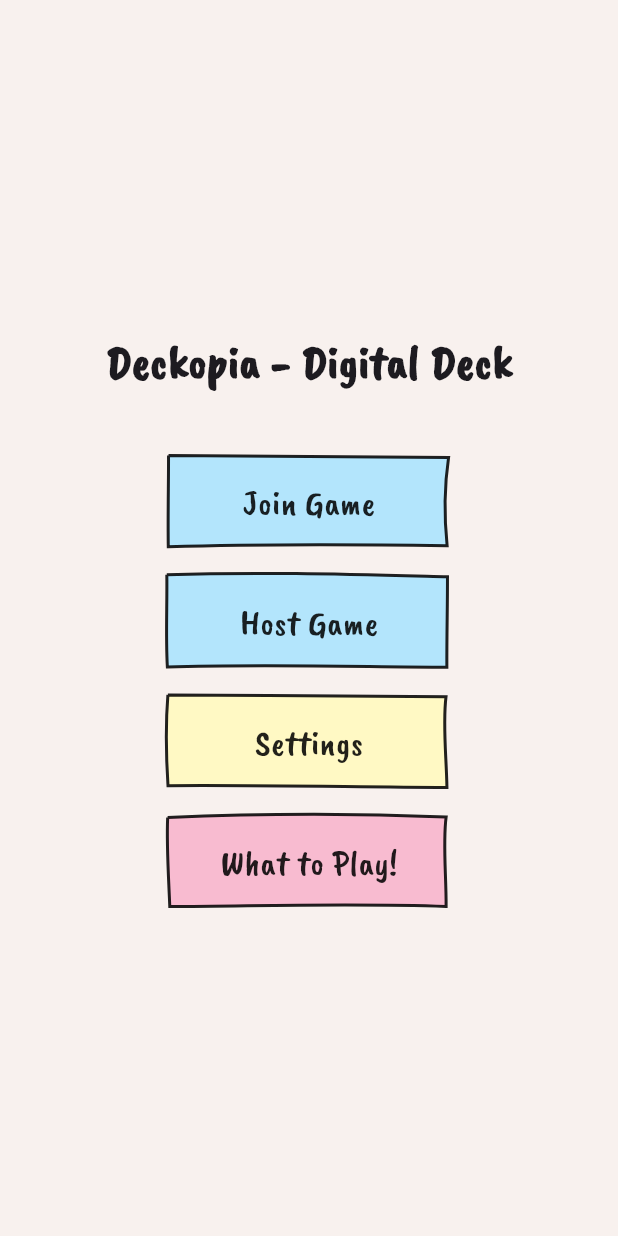
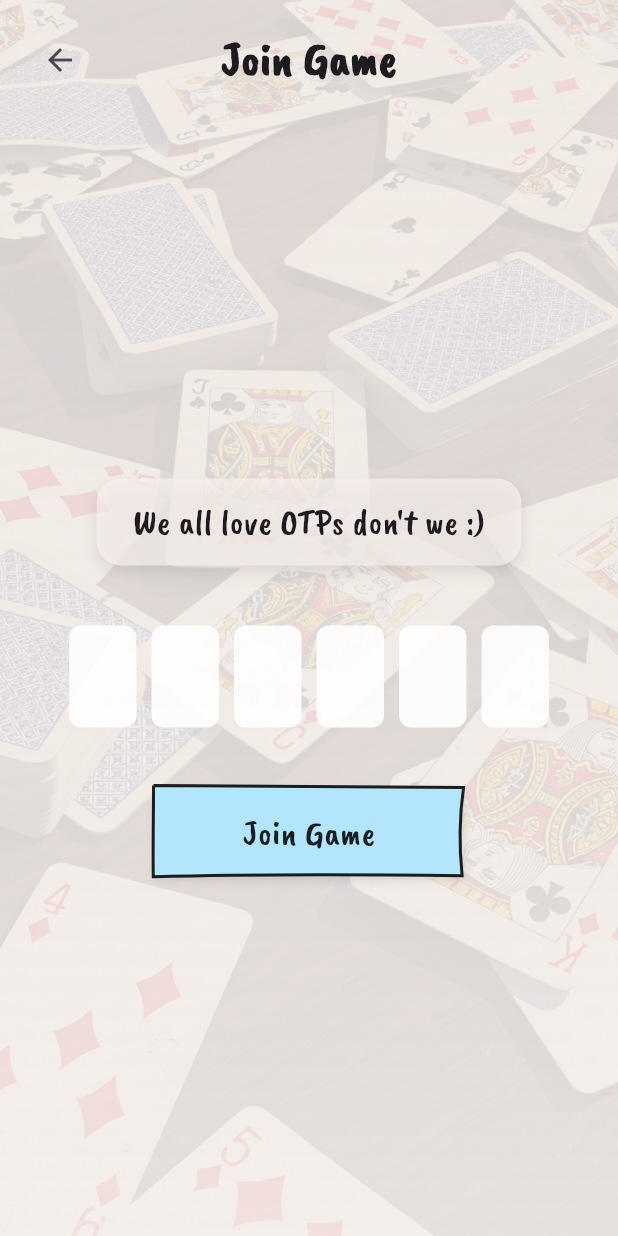
Before and after one commit to karthik24iyer/deckopia, a Flutter app: the screen it shows after launch, after a tap on "Join Game", on a phone screen of 412 x 824 dp. Run offline on Flutter 3.47's test engine with Material 3 defaults, Android fonts, the phone set to English and light mode, and no system bars.

Commit message:
Created JoinGame flows, updated BG etc

```diff
--- a/lib/helper/card_decoration.dart
+++ b/lib/helper/card_decoration.dart
@@ -71,7 +71,7 @@ class CardDecorationBuilder {
     borderRadius: BorderRadius.circular(borderRadius),
     image: DecorationImage(
       image: AssetImage(
-        isRed ? 'assets/red_pattern.png' : 'assets/black_pattern.png',
+        isRed ? 'assets/images/red_pattern.png' : 'assets/images/black_pattern.png',
       ),
       opacity: patternOpacity,
       fit: BoxFit.cover,
--- /dev/null
+++ b/lib/helper/shared_background_page_route.dart
@@ -0,0 +1,18 @@
+import 'package:flutter/material.dart';
+
+class SharedBackgroundPageRoute extends PageRouteBuilder {
+  final Widget child;
+
+  SharedBackgroundPageRoute({required this.child})
+      : super(
+    pageBuilder: (context, animation, secondaryAnimation) => child,
+    transitionsBuilder: (context, animation, secondaryAnimation, child) {
+      return FadeTransition(
+        opacity: animation,
+        child: child,
+      );
+    },
+    transitionDuration: const Duration(milliseconds: 400),
+    reverseTransitionDuration: const Duration(milliseconds: 400),
+  );
+}
--- a/lib/main.dart
+++ b/lib/main.dart
@@ -1,4 +1,5 @@
-import 'package:deckopia/page/Board.dart';
+import 'package:deckopia/page/board.dart';
+import 'package:deckopia/page/join_game.dart';
 import 'package:deckopia/page/settings.dart';
 import 'package:deckopia/util/config_provider.dart';
 import 'package:flutter/material.dart';
@@ -31,12 +32,12 @@ class MyApp extends StatelessWidget {
         title: config.app.title,
         theme: ThemeData(
           primaryColor: config.app.theme.primaryColor,
-          scaffoldBackgroundColor: config.app.theme.backgroundColor,
+          scaffoldBackgroundColor: Colors.transparent,
         ),
         home: const HomePage(),
         routes: {
-          '/game-selection': (context) => const GameSelectionScreen(),
-          '/game-builder': (context) => const GameBuilderScreen(),
+          '/host-game': (context) => const GameSelectionScreen(),
+          '/join-game': (context) => const JoinGameScreen(),
           '/settings': (context) => const SettingsScreen(),
           '/board': (context) => const BoardScreen(),
         },
@@ -44,3 +45,6 @@ class MyApp extends StatelessWidget {
     );
   }
 }
+
+
+// () => Navigator.pushNamed(context, '/board'),
--- /dev/null
+++ b/lib/models/sketchy_button.dart
@@ -0,0 +1,64 @@
+import 'package:flutter/material.dart';
+import 'package:deckopia/util/config_provider.dart';
+import 'package:deckopia/helper/sketchy_button_painter.dart';
+
+class SketchyButton extends StatelessWidget {
+  final String text;
+  final Color color;
+  final VoidCallback? onPressed;
+  final int seed;
+  final double? width;
+  final double height;
+  final bool isLoading;
+
+  const SketchyButton({
+    Key? key,
+    required this.text,
+    required this.color,
+    required this.onPressed,
+    required this.seed,
+    this.width,
+    this.height = 60,
+    this.isLoading = false,
+  }) : super(key: key);
+
+  @override
+  Widget build(BuildContext context) {
+    final appConfig = context.appConfig;
+
+    return Container(
+      width: width,
+      height: height,
+      decoration: BoxDecoration(
+        boxShadow: [
+          BoxShadow(
+            color: Colors.black.withOpacity(0.1),
+            blurRadius: 4,
+            offset: const Offset(0, 2),
+          ),
+        ],
+      ),
+      child: CustomPaint(
+        painter: SketchyButtonPainter(color, seed),
+        child: Material(
+          color: Colors.transparent,
+          child: InkWell(
+            onTap: isLoading ? null : onPressed,
+            child: Center(
+              child: isLoading
+                  ? const CircularProgressIndicator()
+                  : Text(
+                text,
+                style: TextStyle(
+                  fontSize: appConfig.theme.fonts.buttonTextSize,
+                  color: Colors.black87,
+                  fontFamily: appConfig.theme.fonts.fontFamily,
+                ),
+              ),
+            ),
+          ),
+        ),
+      ),
+    );
+  }
+}
--- a/lib/page/homepage.dart
+++ b/lib/page/homepage.dart
@@ -1,7 +1,9 @@
+import 'package:flutter/material.dart';
 import 'package:deckopia/util/config_provider.dart';
-import 'package:flutter/material.dart';
+import 'package:deckopia/helper/shared_background_page_route.dart';
 
-import '../helper/sketchy_button_painter.dart';
+import '../models/sketchy_button.dart';
+import 'join_game.dart';
 
 class HomePage extends StatelessWidget {
   const HomePage({Key? key}) : super(key: key);
@@ -12,13 +14,68 @@ class HomePage extends StatelessWidget {
 
     return Scaffold(
       backgroundColor: appConfig.theme.backgroundColor,
-      body: Container(
+      body: Stack(
+        children: [
+          // Background Image
+          Positioned.fill(
+            child: ShaderMask(
+              shaderCallback: (Rect bounds) {
+                return LinearGradient(
+                  begin: Alignment.topCenter,
+                  end: Alignment.bottomCenter,
+                  colors: [
+                    Colors.white.withOpacity(0.7),
+                    Colors.white.withOpacity(0.3),
+                  ],
+                ).createShader(bounds);
+              },
+              blendMode: BlendMode.dstIn,
+              child: Image.asset(
+                'assets/images/home_background.png',
+                fit: BoxFit.cover,
+              ),
+            ),
+          ),
+          // Semi-transparent overlay
+          Positioned.fill(
+            child: Container(
+              decoration: BoxDecoration(
+                color: appConfig.theme.backgroundColor.withOpacity(0.85),
+                gradient: LinearGradient(
+                  begin: Alignment.topCenter,
+                  end: Alignment.bottomCenter,
+                  colors: [
+                    appConfig.theme.backgroundColor.withOpacity(0.95),
+                    appConfig.theme.backgroundColor.withOpacity(0.8),
+                  ],
+                ),
+              ),
+            ),
+          ),
+          // Content
+          Container(
             padding: const EdgeInsets.all(20.0),
             child: Center(
               child: Column(
                 mainAxisAlignment: MainAxisAlignment.center,
                 children: [
-              Text(
+                  Container(
+                    padding: const EdgeInsets.symmetric(
+                      horizontal: 24,
+                      vertical: 12,
+                    ),
+                    decoration: BoxDecoration(
+                      color: appConfig.theme.backgroundColor.withOpacity(0.7),
+                      borderRadius: BorderRadius.circular(16),
+                      boxShadow: [
+                        BoxShadow(
+                          color: Colors.black.withOpacity(0.1),
+                          blurRadius: 8,
+                          offset: const Offset(0, 4),
+                        ),
+                      ],
+                    ),
+                    child: Text(
                       'Deckopia - Digital Deck',
                       style: TextStyle(
                         fontSize: appConfig.theme.fonts.titleSize,
@@ -26,80 +83,57 @@ class HomePage extends StatelessWidget {
                         fontFamily: appConfig.theme.fonts.fontFamily,
                       ),
                     ),
+                  ),
                   const SizedBox(height: 40),
-              _buildSketchyButton(
-                context,
-                'Join Game',
-                Colors.lightBlue.shade100,
-                    () => print('Join Game pressed'),
-                1,
+                  LayoutBuilder(
+                    builder: (context, constraints) => Column(
+                      children: [
+                        SketchyButton(
+                          text: 'Join Game',
+                          color: Colors.lightBlue.shade100,
+                          onPressed: () {
+                            Navigator.of(context).push(
+                              SharedBackgroundPageRoute(
+                                child: const JoinGameScreen(),
+                              ),
+                            );
+                          },
+                          seed: 1,
+                          width: constraints.maxWidth / 2,
                         ),
                         const SizedBox(height: 20),
-              _buildSketchyButton(
-                context,
-                'Host Game',
-                Colors.lightBlue.shade100,
-                    () => print('Host Game pressed'),
-                2,
+                        SketchyButton(
+                          text: 'Host Game',
+                          color: Colors.lightBlue.shade100,
+                          onPressed: () => print('Host Game pressed'),
+                          seed: 2,
+                          width: constraints.maxWidth / 2,
                         ),
                         const SizedBox(height: 20),
-              _buildSketchyButton(
-                context,
-                'Settings',
-                Colors.yellow.shade100,
-                    () => print('Settings pressed'),
-                3,
+                        SketchyButton(
+                          text: 'Settings',
+                          color: Colors.yellow.shade100,
+                          onPressed: () => print('Settings pressed'),
+                          seed: 3,
+                          width: constraints.maxWidth / 2,
                         ),
                         const SizedBox(height: 20),
-              _buildSketchyButton(
-                context,
-                'What to Play!',
-                Colors.pink.shade100,
-                    () => Navigator.pushNamed(context, '/board'),
-                4,
+                        SketchyButton(
+                          text: 'What to Play!',
+                          color: Colors.pink.shade100,
+                          onPressed: () => Navigator.pushNamed(context, '/board'),
+                          seed: 4,
+                          width: constraints.maxWidth / 2,
+                        ),
+                      ],
+                    ),
                   ),
                 ],
               ),
             ),
           ),
-    );
-  }
-
-  Widget _buildSketchyButton(
-      BuildContext context,
-      String text,
-      Color color,
-      VoidCallback onPressed,
-      int seed,
-      ) {
-    final appConfig = context.appConfig;
-
-    return LayoutBuilder(
-      builder: (BuildContext context, BoxConstraints constraints) {
-        return SizedBox(
-          width: constraints.maxWidth/2,
-          height: 60,
-          child: CustomPaint(
-            painter: SketchyButtonPainter(color, seed),
-            child: Material(
-              color: Colors.transparent,
-              child: InkWell(
-                onTap: onPressed,
-                child: Center(
-                  child: Text(
-                    text,
-                    style: TextStyle(
-                      fontSize: appConfig.theme.fonts.buttonTextSize,
-                      color: Colors.black87,
-                      fontFamily: appConfig.theme.fonts.fontFamily,
+        ],
       ),
-                  ),
-                ),
-              ),
-            ),
-          ),
-        );
-      },
     );
   }
 }
--- /dev/null
+++ b/lib/page/join_game.dart
@@ -0,0 +1,275 @@
+import 'package:flutter/material.dart';
+import 'package:flutter/services.dart';
+import 'package:deckopia/util/config_provider.dart';
+import '../helper/otp_error_dialog.dart';
+import '../helper/sketchy_button_painter.dart';
+import '../models/sketchy_button.dart';
+import '../service/game_service.dart';
+
+class JoinGameScreen extends StatefulWidget {
+  const JoinGameScreen({Key? key}) : super(key: key);
+
+  @override
+  State<JoinGameScreen> createState() => _JoinGameScreenState();
+}
+
+class _JoinGameScreenState extends State<JoinGameScreen> {
+  final GameService _gameService = GameService();
+  bool _isLoading = false;
+  final List<TextEditingController> _controllers = List.generate(
+    6,
+        (index) => TextEditingController(),
+  );
+
+  final List<FocusNode> _focusNodes = List.generate(
+    6,
+        (index) => FocusNode(),
+  );
+
+  @override
+  void dispose() {
+    for (var controller in _controllers) {
+      controller.dispose();
+    }
+    for (var node in _focusNodes) {
+      node.dispose();
+    }
+    super.dispose();
+  }
+
+  void _clearOTPFields() {
+    for (var controller in _controllers) {
+      controller.clear();
+    }
+    _focusNodes[0].requestFocus();
+  }
+
+  void _showErrorDialog() {
+    showDialog(
+      context: context,
+      barrierDismissible: false,
+      builder: (context) => OtpErrorDialog(
+        onRetry: () {
+          Navigator.of(context).pop();
+          _clearOTPFields();
+        },
+        onExit: () {
+          Navigator.of(context).pop(); // Close dialog
+          Navigator.of(context).pop(); // Return to home screen
+        },
+      ),
+    );
+  }
+
+  Future<void> _verifyAndNavigate() async {
+    String otp = _controllers.map((controller) => controller.text).join();
+
+    if (otp.length != 6) {
+      _showErrorDialog();
+      return;
+    }
+
+    setState(() {
+      _isLoading = true;
+    });
+
+    try {
+      bool isValid = await _gameService.verifyOTP(otp);
+
+      if (isValid) {
+        Navigator.pushReplacement(
+          context,
+          MaterialPageRoute(
+            builder: (context) => const PlayerInfoScreen(),
+          ),
+        );
+      } else {
+        _showErrorDialog();
+      }
+    } catch (e) {
+      _showErrorDialog();
+    } finally {
+      setState(() {
+        _isLoading = false;
+      });
+    }
+  }
+
+  @override
+  Widget build(BuildContext context) {
+    final appConfig = context.appConfig;
+
+    return Scaffold(
+      backgroundColor: Colors.transparent,
+      body: Stack(
+        children: [
+          // Background Image
+          Positioned.fill(
+            child: ShaderMask(
+              shaderCallback: (Rect bounds) {
+                return LinearGradient(
+                  begin: Alignment.topCenter,
+                  end: Alignment.bottomCenter,
+                  colors: [
+                    Colors.white.withOpacity(0.7),
+                    Colors.white.withOpacity(0.3),
+                  ],
+                ).createShader(bounds);
+              },
+              blendMode: BlendMode.dstIn,
+              child: Image.asset(
+                'assets/images/home_background.png',
+                fit: BoxFit.cover,
+              ),
+            ),
+          ),
+          // Semi-transparent overlay
+          Positioned.fill(
+            child: Container(
+              decoration: BoxDecoration(
+                color: appConfig.theme.backgroundColor.withOpacity(0.85),
+                gradient: LinearGradient(
+                  begin: Alignment.topCenter,
+                  end: Alignment.bottomCenter,
+                  colors: [
+                    appConfig.theme.backgroundColor.withOpacity(0.95),
+                    appConfig.theme.backgroundColor.withOpacity(0.8),
+                  ],
+                ),
+              ),
+            ),
+          ),
+          // Content
+          SafeArea(
+            child: Column(
+              children: [
+                Padding(
+                  padding: const EdgeInsets.all(16.0),
+                  child: Row(
+                    children: [
+                      IconButton(
+                        icon: const Icon(Icons.arrow_back),
+                        onPressed: () => Navigator.pop(context),
+                      ),
+                      const Spacer(),
+                      Text(
+                        'Join Game',
+                        style: TextStyle(
+                          fontSize: appConfig.theme.fonts.titleSize,
+                          fontFamily: appConfig.theme.fonts.fontFamily,
+                          fontWeight: FontWeight.bold,
+                        ),
+                      ),
+                      const Spacer(),
+                      const SizedBox(width: 48),
+                    ],
+                  ),
+                ),
+                Expanded(
+                  child: Padding(
+                    padding: const EdgeInsets.all(24.0),
+                    child: Column(
+                      mainAxisAlignment: MainAxisAlignment.center,
+                      children: [
+                        Container(
+                          padding: const EdgeInsets.symmetric(
+                            horizontal: 24,
+                            vertical: 12,
+                          ),
+                          decoration: BoxDecoration(
+                            color: appConfig.theme.backgroundColor.withOpacity(0.7),
+                            borderRadius: BorderRadius.circular(16),
+                            boxShadow: [
+                              BoxShadow(
+                                color: Colors.black.withOpacity(0.1),
+                                blurRadius: 8,
+                                offset: const Offset(0, 4),
+                              ),
+                            ],
+                          ),
+                          child: Text(
+                            'We all love OTPs don\'t we :)',
+                            style: TextStyle(
+                              fontSize: appConfig.theme.fonts.buttonTextSize,
+                              fontFamily: appConfig.theme.fonts.fontFamily,
+                            ),
+                          ),
+                        ),
+                        const SizedBox(height: 40),
+                        Row(
+                          mainAxisAlignment: MainAxisAlignment.center,
+                          children: List.generate(
+                            6,
+                                (index) => Container(
+                              width: 45,
+                              margin: const EdgeInsets.symmetric(horizontal: 5),
+                              child: TextField(
+                                controller: _controllers[index],
+                                focusNode: _focusNodes[index],
+                                textAlign: TextAlign.center,
+                                style: TextStyle(
+                                  fontSize: 24,
+                                  fontFamily: appConfig.theme.fonts.fontFamily,
+                                ),
+                                keyboardType: TextInputType.number,
+                                inputFormatters: [
+                                  LengthLimitingTextInputFormatter(1),
+                                  FilteringTextInputFormatter.digitsOnly,
+                                ],
+                                decoration: InputDecoration(
+                                  filled: true,
+                                  fillColor: Colors.white.withOpacity(0.9),
+                                  border: OutlineInputBorder(
+                                    borderRadius: BorderRadius.circular(8),
+                                    borderSide: BorderSide.none,
+                                  ),
+                                ),
+                                onChanged: (value) {
+                                  if (value.isNotEmpty && index < 5) {
+                                    _focusNodes[index + 1].requestFocus();
+                                  } else if (value.isEmpty && index > 0) {
+                                    _focusNodes[index - 1].requestFocus();
+                                  }
+                                },
+                              ),
+                            ),
+                          ),
+                        ),
+                        const SizedBox(height: 40),
+                        SketchyButton(
+                          text: 'Join Game',
+                          color: Colors.lightBlue.shade100,
+                          onPressed: _verifyAndNavigate,
+                          seed: 1,
+                          width: MediaQuery.of(context).size.width / 2,
+                          isLoading: _isLoading,
+                        )
+                      ],
+                    ),
+                  ),
+                ),
+              ],
+            ),
+          ),
+        ],
+      ),
+    );
+  }
+}
+
+// Placeholder PlayerInfo screen
+class PlayerInfoScreen extends StatelessWidget {
+  const PlayerInfoScreen({Key? key}) : super(key: key);
+
+  @override
+  Widget build(BuildContext context) {
+    return Scaffold(
+      appBar: AppBar(
+        title: const Text('Player Info'),
+      ),
+      body: const Center(
+        child: Text('Player Info Screen'),
+      ),
+    );
+  }
+}
--- /dev/null
+++ b/lib/service/game_service.dart
@@ -0,0 +1,13 @@
+import 'package:flutter/material.dart';
+import 'package:flutter/services.dart';
+
+// Mock API service
+class GameService {
+  static const String mockOTP = '123456';
+
+  Future<bool> verifyOTP(String otp) async {
+    // Simulate API delay
+    await Future.delayed(const Duration(milliseconds: 1));
+    return otp == mockOTP;
+  }
+}
--- a/lib/util/snap_area.dart
+++ b/lib/util/snap_area.dart
@@ -20,7 +20,7 @@ class SnapArea extends StatelessWidget {
         width: config.size.width,
         height: config.size.height,
         decoration: BoxDecoration(
-          border: Border.all(color: Colors.black.withOpacity(0.1)),
+          border: Border.all(color: Colors.black.withOpacity(0.01)),
           borderRadius: BorderRadius.circular(12),
         ),
         child: Column(
```
Also changed, not shown: lib/helper/otp_error_dialog.dart (added, +63 -0 lines), lib/page/board.dart (renamed from lib/page/Board.dart, +4 -3 lines), pubspec.yaml (+4 -23 lines), assets/images/black_pattern.png (renamed from assets/black_pattern.png), assets/images/home_background.png (added), assets/images/red_pattern.png (renamed from assets/red_pattern.png), assets/images/table.png (renamed from assets/table.png). Lines whose indentation alone changed are shown as unchanged.
